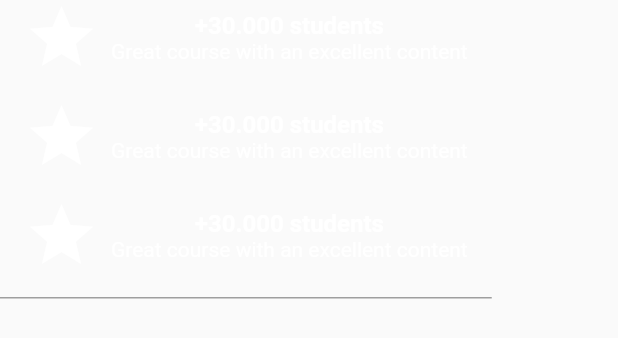
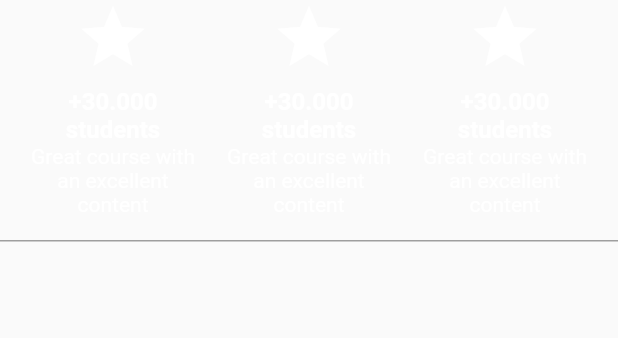
Before and after one commit to psatler/flutter_responsive, a Flutter app: the AdvantagesSection widget shown alone on an empty page, opened directly, on a phone screen of 412 x 824 dp. Shown: the top 338 px of the screen. Run offline on Flutter 3.47's test engine with Material 2 defaults, Android fonts, the phone set to English and light mode, and no system bars; our stand-ins replace auto_size_text, device_preview; network calls fail.

Commit message:
feat(udemy_clone): install device_preview and make changes to Advantages section on mobile
- use a column instead of a row to display the advantages

```diff
--- a/udemy_clone/lib/main.dart
+++ b/udemy_clone/lib/main.dart
@@ -1,9 +1,16 @@
+import 'package:device_preview/device_preview.dart';
+import 'package:flutter/foundation.dart';
 import 'package:flutter/material.dart';
 
 import './pages/home/home.page.dart';
 
 void main() {
-  runApp(MyApp());
+  runApp(
+    DevicePreview(
+      enabled: !kReleaseMode,
+      builder: (context) => MyApp(),
+    ),
+  );
 }
 
 class MyApp extends StatelessWidget {
@@ -16,6 +23,8 @@ class MyApp extends StatelessWidget {
       theme: ThemeData(
         primarySwatch: Colors.blue,
       ),
+      locale: DevicePreview.locale(context),
+      builder: DevicePreview.appBuilder,
       home: HomePage(),
     );
   }
--- a/udemy_clone/lib/pages/home/components/course_item.dart
+++ b/udemy_clone/lib/pages/home/components/course_item.dart
@@ -18,6 +18,7 @@ class CourseItem extends StatelessWidget {
               print('Course Item $constraints');
               return AutoSizeText(
                 'Creating apps for Android and iOS with Flutter - Build several apps',
+                minFontSize: 3,
                 style: TextStyle(
                   fontWeight: FontWeight.bold,
                   fontSize: 15,
--- a/udemy_clone/lib/pages/home/components/sections/advantages_section.dart
+++ b/udemy_clone/lib/pages/home/components/sections/advantages_section.dart
@@ -1,7 +1,9 @@
 import 'package:flutter/material.dart';
+import 'package:udemy_clone/breakpoints.dart';
 
 class AdvantagesSection extends StatelessWidget {
-  Widget buildAdvantage({required String title, required String subTitle}) {
+  Widget buildHorizontalAdvantage(
+      {required String title, required String subTitle}) {
     return Row(
       mainAxisSize: MainAxisSize.min,
       children: [
@@ -11,7 +13,8 @@ class AdvantagesSection extends StatelessWidget {
           size: 50,
         ),
         const SizedBox(width: 8),
-        Column(
+        Flexible(
+          child: Column(
             children: [
               Text(
                 title,
@@ -22,9 +25,37 @@ class AdvantagesSection extends StatelessWidget {
               ),
               Text(
                 subTitle,
+                textAlign: TextAlign.center,
                 style: TextStyle(color: Colors.white),
               ),
             ],
+          ),
+        ),
+      ],
+    );
+  }
+
+  Widget buildVerticalAdvantage(
+      {required String title, required String subTitle}) {
+    return Column(
+      mainAxisSize: MainAxisSize.min,
+      children: [
+        Icon(
+          Icons.star,
+          color: Colors.white,
+          size: 50,
+        ),
+        const SizedBox(height: 8),
+        Text(
+          title,
+          textAlign: TextAlign.center,
+          style: TextStyle(
+              color: Colors.white, fontSize: 16, fontWeight: FontWeight.bold),
+        ),
+        Text(
+          subTitle,
+          textAlign: TextAlign.center,
+          style: TextStyle(color: Colors.white),
         ),
       ],
     );
@@ -32,26 +63,60 @@ class AdvantagesSection extends StatelessWidget {
 
   @override
   Widget build(BuildContext context) {
+    return LayoutBuilder(
+      builder: (context, constraints) {
+        if (constraints.maxWidth >= mobileBreakpoint) {
           return Container(
             padding: const EdgeInsets.fromLTRB(16, 0, 16, 16),
-      decoration:
-          BoxDecoration(border: Border(bottom: BorderSide(color: Colors.grey))),
+            decoration: BoxDecoration(
+                border: Border(bottom: BorderSide(color: Colors.grey))),
             child: Wrap(
               alignment: WrapAlignment.spaceEvenly,
               spacing: 8,
               runSpacing: 16,
               children: [
-          buildAdvantage(
+                buildHorizontalAdvantage(
                     title: "+30.000 students",
                     subTitle: "Great course with an excellent content"),
-          buildAdvantage(
+                buildHorizontalAdvantage(
                     title: "+30.000 students",
                     subTitle: "Great course with an excellent content"),
-          buildAdvantage(
+                buildHorizontalAdvantage(
                     title: "+30.000 students",
                     subTitle: "Great course with an excellent content"),
               ],
             ),
           );
         }
+
+        // mobile option
+        return Container(
+          padding: const EdgeInsets.fromLTRB(16, 0, 16, 16),
+          decoration: BoxDecoration(
+              border: Border(bottom: BorderSide(color: Colors.grey))),
+          child: Row(
+            children: [
+              Expanded(
+                child: buildVerticalAdvantage(
+                    title: "+30.000 students",
+                    subTitle: "Great course with an excellent content"),
+              ),
+              const SizedBox(width: 12),
+              Expanded(
+                child: buildVerticalAdvantage(
+                    title: "+30.000 students",
+                    subTitle: "Great course with an excellent content"),
+              ),
+              const SizedBox(width: 12),
+              Expanded(
+                child: buildVerticalAdvantage(
+                    title: "+30.000 students",
+                    subTitle: "Great course with an excellent content"),
+              ),
+            ],
+          ),
+        );
+      },
+    );
   }
+}
--- a/udemy_clone/pubspec.yaml
+++ b/udemy_clone/pubspec.yaml
@@ -29,6 +29,7 @@ dependencies:
   # Use with the CupertinoIcons class for iOS style icons.
   cupertino_icons: ^1.0.2
   auto_size_text: 3.0.0-nullsafety.0
+  device_preview: ^0.7.1
 
 dev_dependencies:
   flutter_test:
```
Also changed, not shown: udemy_clone/pubspec.lock. Lines whose indentation alone changed are shown as unchanged.
